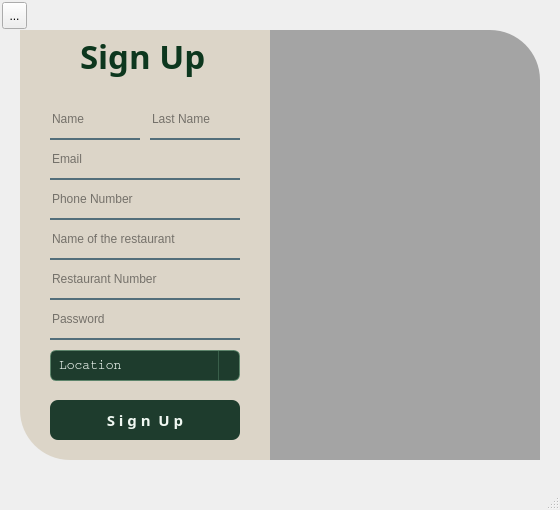
First picture: the form in IUTFoodClient/loginwindow.ui, repository azita121/IUTFood-Project, before the edit.
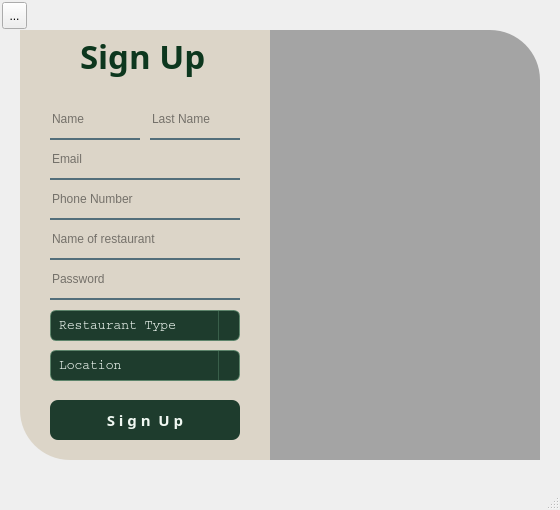
Second picture: the form after the edit. The open tabs and pages were chosen to show the change. Icons and pictures are not drawn.

Diff of the .ui file:
```diff
--- a/IUTFoodClient/loginwindow.ui
+++ b/IUTFoodClient/loginwindow.ui
@@ -1689,33 +1689,14 @@
 color:rgba(0, 0, 0, 240);</string>
       </property>
       <property name="placeholderText">
-       <string>Name of the restaurant</string>
-      </property>
-     </widget>
-     <widget class="QLineEdit" name="lineEdit_SignOwnerRestaurantNumber">
-      <property name="geometry">
-       <rect>
-        <x>50</x>
-        <y>260</y>
-        <width>190</width>
-        <height>40</height>
-       </rect>
-      </property>
-      <property name="styleSheet">
-       <string notr="true">background-color:rgba(0, 0, 0, 0);
-border:none;
-border-bottom:2px solid rgba(46, 82, 101, 200);
-color:rgba(0, 0, 0, 240);</string>
-      </property>
-      <property name="placeholderText">
-       <string>Restaurant Number</string>
+       <string>Name of restaurant</string>
       </property>
      </widget>
      <widget class="QLineEdit" name="lineEdit_SignOwnerPassword">
       <property name="geometry">
        <rect>
         <x>50</x>
-        <y>300</y>
+        <y>260</y>
         <width>190</width>
         <height>40</height>
        </rect>
@@ -1730,6 +1711,71 @@
        <string>Password</string>
       </property>
      </widget>
+     <widget class="QComboBox" name="comboBox_SignOwnerRestaurantType">
+      <property name="geometry">
+       <rect>
+        <x>50</x>
+        <y>310</y>
+        <width>190</width>
+        <height>31</height>
+       </rect>
+      </property>
+      <property name="font">
+       <font>
+        <family>Courier</family>
+        <pointsize>10</pointsize>
+        <italic>false</italic>
+        <bold>false</bold>
+       </font>
+      </property>
+      <property name="styleSheet">
+       <string notr="true">QComboBox {
+    background-color: rgba(30, 60, 45, 255);     
+    border: 1px solid rgba(80, 130, 100, 180);
+    border-radius: 6px;
+    padding: 4px 8px;
+    color: #F0F8F2;                              
+}
+
+QComboBox:hover {
+    background-color: rgba(45, 80, 60, 255); 
+}
+
+QComboBox::drop-down {
+    subcontrol-origin: padding;
+    subcontrol-position: top right;
+    width: 20px;
+    border-left: 1px solid rgba(100, 150, 120, 100);
+}
+
+QComboBox QAbstractItemView {
+    background-color: rgba(35, 70, 50, 255);      
+    selection-background-color: rgba(60, 100, 80, 255);
+    color: #F0F8F2;
+    border: 1px solid rgba(100, 150, 120, 100);
+}
+
+QComboBox::down-arrow {
+    image: url(&quot;:/images/dropdown-icon.png&quot;);
+    width: 12px;
+    height: 12px;
+}
+</string>
+      </property>
+      <property name="placeholderText">
+       <string>Restaurant Type</string>
+      </property>
+      <item>
+       <property name="text">
+        <string>Iranian</string>
+       </property>
+      </item>
+      <item>
+       <property name="text">
+        <string>Fast Food</string>
+       </property>
+      </item>
+     </widget>
     </widget>
    </widget>
   </widget>
```
Left out of the diff: 2 changed lines with no effect on the pictures.
